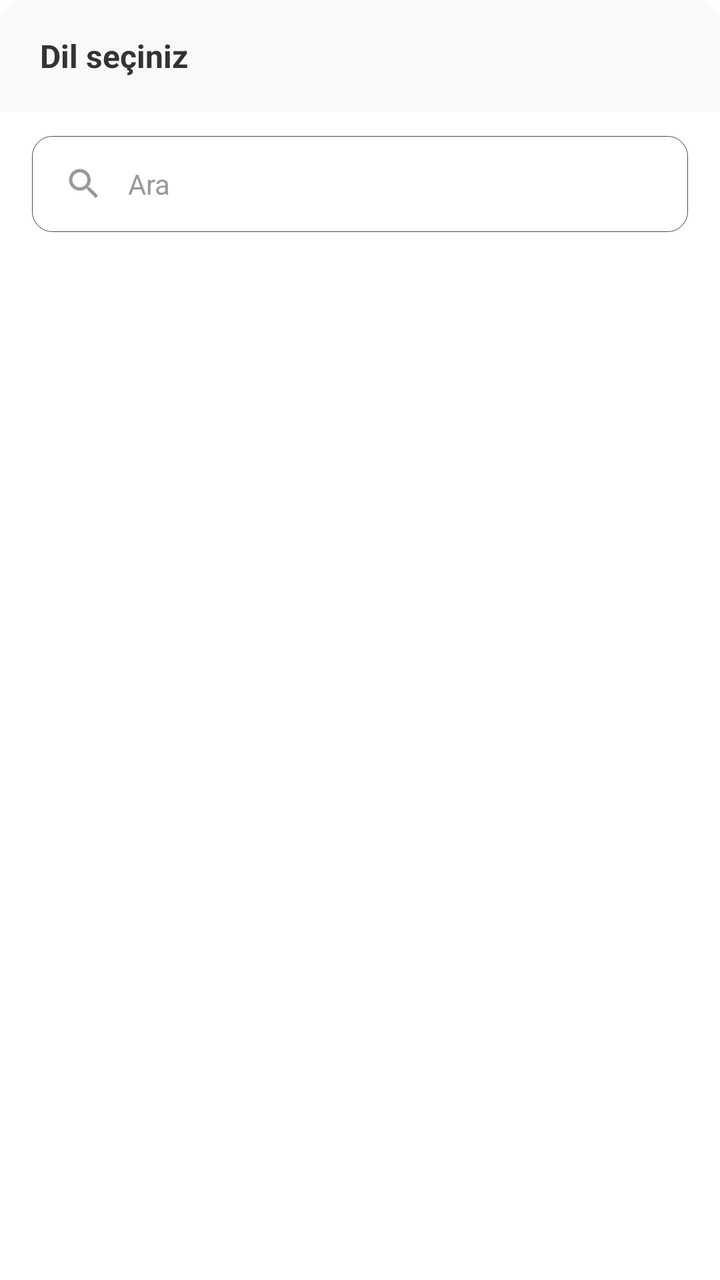
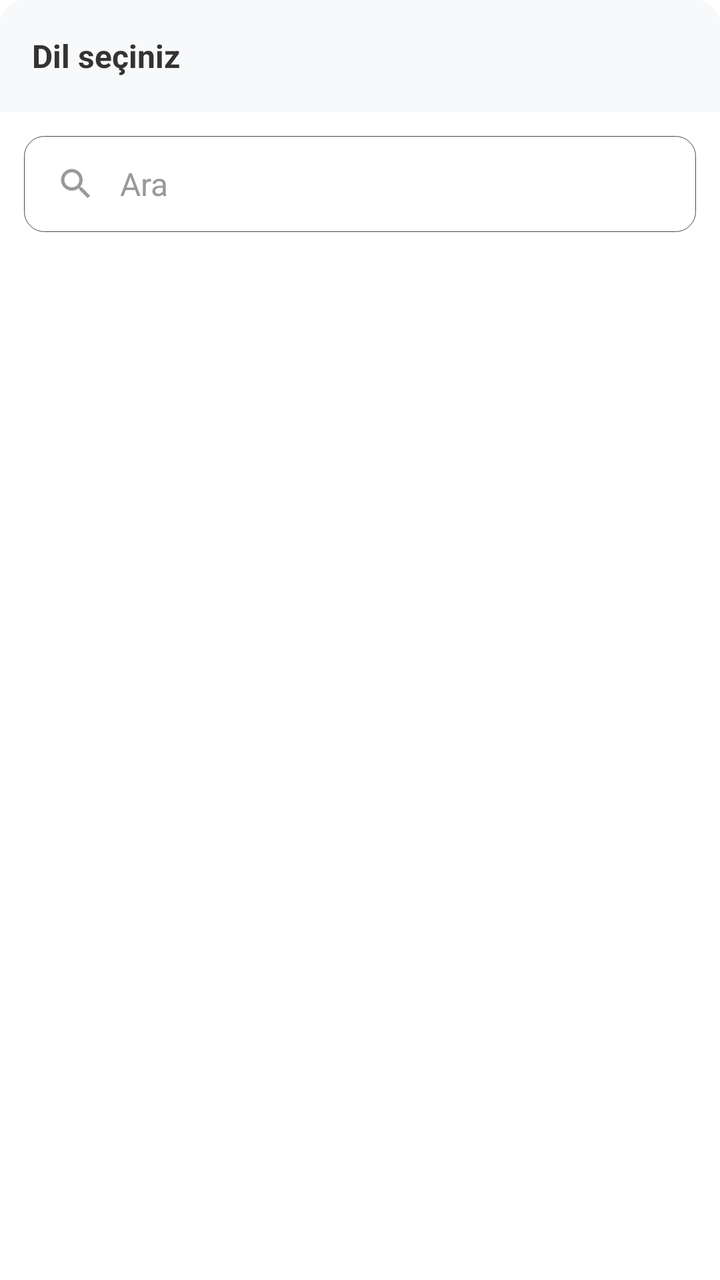

An Android layout rendered at two revisions. The XML below is the earlier revision; the diff shows what the commit changed to produce the second picture.
<!-- AndroidManifest.xml: application theme Theme.OkeyScore -->
<!-- res/layout/dialog_language_selection.xml -->
<?xml version="1.0" encoding="utf-8"?>
<LinearLayout xmlns:android="http://schemas.android.com/apk/res/android"
    xmlns:app="http://schemas.android.com/apk/res-auto"
    android:layout_width="match_parent"
    android:layout_height="wrap_content"
    android:orientation="vertical"
    android:padding="0dp">

    <LinearLayout
        android:layout_width="match_parent"
        android:layout_height="56dp"
        android:background="@drawable/dialog_header_background"
        android:gravity="center_vertical"
        android:orientation="horizontal"
        android:paddingStart="20dp"
        android:paddingEnd="20dp">

        <TextView
            android:layout_width="0dp"
            android:layout_height="wrap_content"
            android:layout_weight="1"
            android:text="@string/select_language"
            android:textColor="#333333"
            android:textSize="16sp"
            android:textStyle="bold" />

    </LinearLayout>

    <LinearLayout
        android:layout_width="match_parent"
        android:layout_height="48dp"
        android:layout_marginStart="16dp"
        android:layout_marginTop="12dp"
        android:layout_marginEnd="16dp"
        android:background="@drawable/searchview_border"
        android:gravity="center_vertical"
        android:orientation="horizontal"
        android:paddingStart="16dp"
        android:paddingEnd="16dp">

        <ImageView
            android:layout_width="20dp"
            android:layout_height="20dp"
            android:layout_marginEnd="12dp"
            android:contentDescription="@string/todo"
            android:src="@drawable/ic_search"
            app:tint="#999999" />

        <EditText
            android:id="@+id/search"
            android:layout_width="0dp"
            android:layout_height="wrap_content"
            android:layout_weight="1"
            android:background="@null"
            android:hint="@string/language_dialog_search_text"
            android:importantForAutofill="no"
            android:inputType="text"
            android:textColorHint="#999999"
            android:textSize="14sp" />
    </LinearLayout>

    <androidx.recyclerview.widget.RecyclerView
        android:id="@+id/languagesRecyclerView"
        android:layout_width="match_parent"
        android:layout_height="wrap_content"
        android:layout_marginTop="8dp"
        android:paddingBottom="8dp" />

</LinearLayout>
<!-- resources referenced by this layout -->
<resources>
  <!-- drawable dialog_header_background (drawable) -->
  <?xml version="1.0" encoding="utf-8"?>
  <shape xmlns:android="http://schemas.android.com/apk/res/android">
      <solid android:color="#F8F9FA" />
      <corners
          android:topLeftRadius="12dp"
          android:topRightRadius="12dp" />
  </shape>
  <!-- drawable ic_search (drawable) -->
  <vector android:height="24dp" android:tint="@color/icon_color"
      android:viewportHeight="24" android:viewportWidth="24"
      android:width="24dp" xmlns:android="http://schemas.android.com/apk/res/android">
      <path android:fillColor="@color/icon_color" android:pathData="M15.5,14h-0.79l-0.28,-0.27C15.41,12.59 16,11.11 16,9.5 16,5.91 13.09,3 9.5,3S3,5.91 3,9.5 5.91,16 9.5,16c1.61,0 3.09,-0.59 4.23,-1.57l0.27,0.28v0.79l5,4.99L20.49,19l-4.99,-5zM9.5,14C7.01,14 5,11.99 5,9.5S7.01,5 9.5,5 14,7.01 14,9.5 11.99,14 9.5,14z"/>
  </vector>
  <!-- drawable searchview_border (drawable) -->
  <?xml version="1.0" encoding="UTF-8"?>
  <shape xmlns:android="http://schemas.android.com/apk/res/android"
      android:padding="12dp"
      android:shape="rectangle" >
      <corners android:radius="10dp"/>
      <stroke
          android:width="0.3dp"
          android:color="@color/searchview_border_color" />
  </shape>
  <string name="language_dialog_search_text" tools:ignore="MissingTranslation">Ara</string>
  <string name="select_language" tools:ignore="MissingTranslation">Dil seçiniz</string>
  <string name="todo" tools:ignore="MissingTranslation">TODO</string>
  <style name="Theme.OkeyScore" parent="Theme.MaterialComponents.Light.NoActionBar">
          <item name="android:statusBarColor">@color/status_bar_color</item>
          <item name="colorPrimary">@color/primary_color</item>
          <item name="colorPrimaryDark">@color/primary_color</item>
          <item name="android:colorPrimaryDark">@color/primary_color</item>
          <item name="android:windowLightStatusBar">true</item>
          <item name="colorControlActivated">@color/cursor_color</item>
  
      </style>
  <color name="icon_color">#455A64</color>
  <color name="searchview_border_color">#45494A</color>
  <color name="status_bar_color">#F6F6F8</color>
  <color name="primary_color">#23221F</color>
  <color name="cursor_color">#4CAF50</color>
</resources>

<!-- the commit's change to res/layout/dialog_language_selection.xml (unified diff, before → after) -->
@@ -12,8 +12,8 @@
         android:background="@drawable/dialog_header_background"
         android:gravity="center_vertical"
         android:orientation="horizontal"
-        android:paddingStart="20dp"
-        android:paddingEnd="20dp">
+        android:paddingStart="@dimen/padding_large"
+        android:paddingEnd="@dimen/padding_large">
 
         <TextView
             android:layout_width="0dp"
@@ -21,7 +21,7 @@
             android:layout_weight="1"
             android:text="@string/select_language"
             android:textColor="#333333"
-            android:textSize="16sp"
+            android:textSize="@dimen/text_size_medium"
             android:textStyle="bold" />
 
     </LinearLayout>
@@ -29,9 +29,7 @@
     <LinearLayout
         android:layout_width="match_parent"
         android:layout_height="48dp"
-        android:layout_marginStart="16dp"
-        android:layout_marginTop="12dp"
-        android:layout_marginEnd="16dp"
+        android:layout_margin="@dimen/margin_medium"
         android:background="@drawable/searchview_border"
         android:gravity="center_vertical"
         android:orientation="horizontal"
@@ -56,14 +54,14 @@
             android:importantForAutofill="no"
             android:inputType="text"
             android:textColorHint="#999999"
-            android:textSize="14sp" />
+            android:textSize="@dimen/text_size_medium" />
     </LinearLayout>
 
     <androidx.recyclerview.widget.RecyclerView
         android:id="@+id/languagesRecyclerView"
         android:layout_width="match_parent"
         android:layout_height="wrap_content"
-        android:layout_marginTop="8dp"
-        android:paddingBottom="8dp" />
+        android:layout_marginTop="@dimen/margin_small"
+        android:paddingBottom="@dimen/padding_small" />
 
 </LinearLayout>
<!-- resource entries referenced after the edit -->
@@ -1,5 +1,10 @@
 <!-- resources referenced by this layout -->
 <resources>
+  <dimen name="margin_medium">12dp</dimen>
+  <dimen name="margin_small">8dp</dimen>
+  <dimen name="padding_large">16dp</dimen>
+  <dimen name="padding_small">8dp</dimen>
+  <dimen name="text_size_medium">16sp</dimen>
   <!-- drawable dialog_header_background (drawable) -->
   <?xml version="1.0" encoding="utf-8"?>
   <shape xmlns:android="http://schemas.android.com/apk/res/android">
